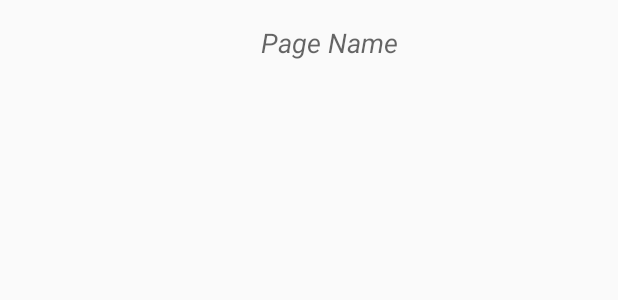
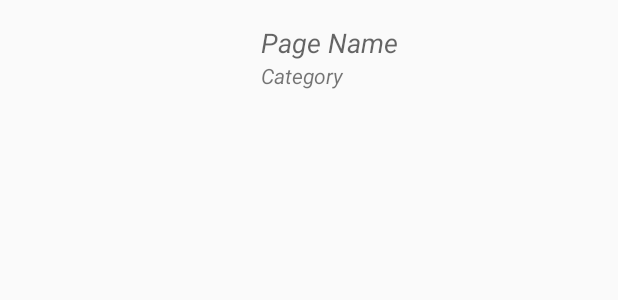
Before and after one commit to junvirgabi/PAds, an Android app: the layout content_page_liked_details.xml on its own in the app's theme, with its tools: preview values and no code run, on a phone screen of 412 x 824 dp. Shown: the top 300 px of the screen. Run offline under Robolectric (Android 15) with nearby library versions, the phone set to English and light mode, and no system bars.

Commit message:
*Implemented intent for getting page detail

```diff
--- a/app/src/main/res/layout/content_page_liked_details.xml
+++ b/app/src/main/res/layout/content_page_liked_details.xml
@@ -1,6 +1,5 @@
 <?xml version="1.0" encoding="utf-8"?>
-<RelativeLayout
-    xmlns:android="http://schemas.android.com/apk/res/android"
+<RelativeLayout xmlns:android="http://schemas.android.com/apk/res/android"
     xmlns:app="http://schemas.android.com/apk/res-auto"
     xmlns:tools="http://schemas.android.com/tools"
     android:layout_width="match_parent"
@@ -16,10 +15,10 @@
     <ImageView
         android:id="@+id/imgPagePicture"
         android:layout_width="150dp"
-        android:layout_height="200dp"
+        android:layout_height="150dp"
         android:layout_marginEnd="8dp"
         android:layout_marginRight="8dp"
-        android:contentDescription="@null"/>
+        android:contentDescription="@null" />
 
     <TextView
         android:id="@+id/tvPageName"
@@ -31,5 +30,18 @@
         android:textStyle="italic"
         tools:text="Page Name" />
 
+    <TextView
+        android:id="@+id/tvPageCategory"
+        android:layout_width="match_parent"
+        android:layout_height="wrap_content"
+        android:layout_alignParentEnd="true"
+        android:layout_alignParentRight="true"
+        android:layout_below="@+id/tvPageName"
+        android:layout_toEndOf="@+id/imgPagePicture"
+        android:layout_toRightOf="@+id/imgPagePicture"
+        android:text="Category"
+        android:textAppearance="?android:attr/textAppearanceSmall"
+        android:textStyle="italic" />
+
 
 </RelativeLayout>
```
Also changed, not shown: app/src/main/AndroidManifest.xml (+9 -0 lines), app/src/main/java/com/pads/Fragments/ListViewUserLikesFragment.java (+6 -2 lines), app/src/main/java/com/pads/PageLikedDetailsActivity.java (+33 -7 lines).
